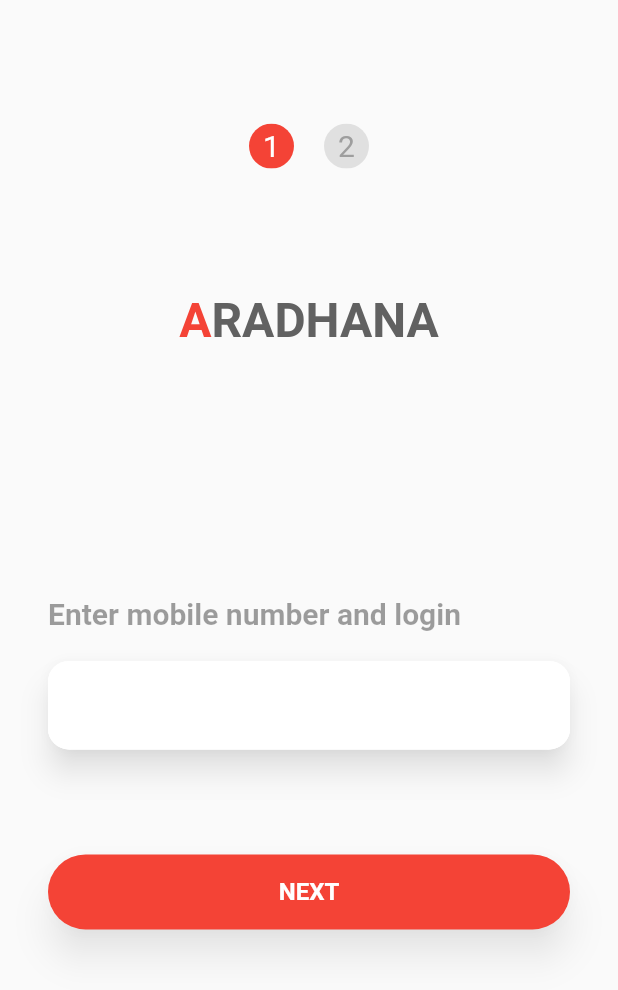
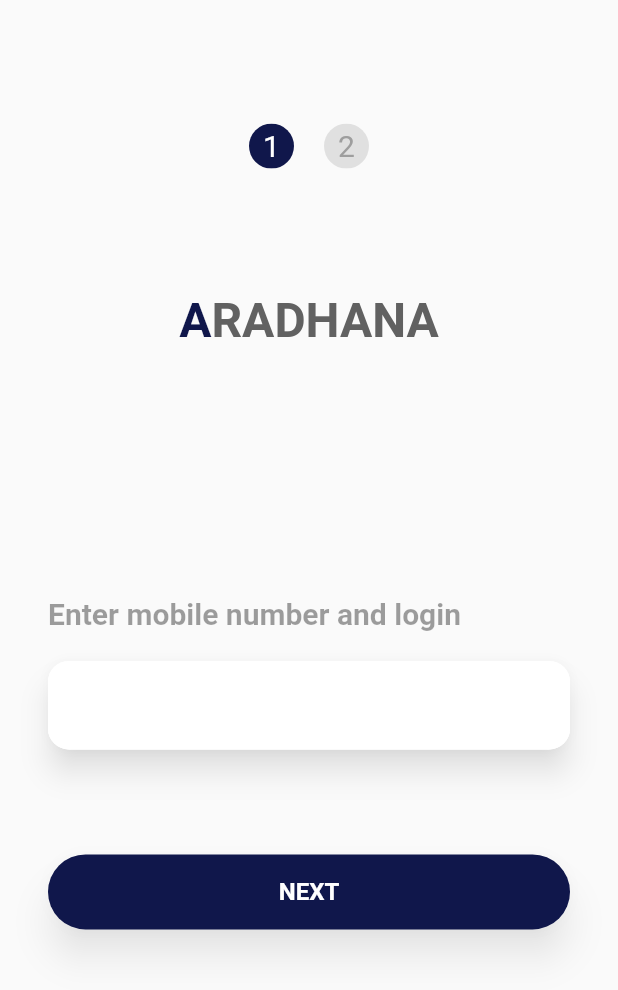
Before and after one commit to mercurystudio99/real_estate, a Flutter app: the screen it shows after launch, on a phone screen of 412 x 824 dp. Shown: the top 990 px of the screen. Run offline on Flutter 3.47's test engine with Material 2 defaults, Android fonts, the phone set to English and light mode, and no system bars; our stand-ins replace bottom_navy_bar, carousel_pro, carousel_slider, flutter_easyloading, flutter_html, font_awesome_flutter and 1 more; Roboto replaces fonts that are missing (Arial).

Commit message:
feature fix

```diff
--- a/lib/main.dart
+++ b/lib/main.dart
@@ -13,7 +13,7 @@ void main() {
     initialRoute: '/',
     theme: ThemeData(
       fontFamily: 'Arial',
-      //primarySwatch: Color(0xff0f385a),
+      // primarySwatch: Color(0xFF10174B),
       inputDecorationTheme: const InputDecorationTheme(
         focusedBorder: OutlineInputBorder(
           borderSide: BorderSide(width: 3, color: AppColor.primary),
--- a/lib/pages/login.dart
+++ b/lib/pages/login.dart
@@ -1,5 +1,6 @@
 import 'package:flutter/material.dart';
 import 'package:real_estate/pages/otp.dart';
+import 'package:real_estate/theme/color.dart';
 
 class LoginPage extends StatefulWidget {
   const LoginPage({Key? key}) : super(key: key);
@@ -28,7 +29,7 @@ class _LoginPageState extends State<LoginPage> {
                 child: Container(
                   width: 30,
                   height: 30,
-                  color: Colors.red,
+                  color: AppColor.primary,
                   child: Center(
                     child: const Text(
                       '1',
@@ -61,7 +62,7 @@ class _LoginPageState extends State<LoginPage> {
               Text(
                 "A",
                 style: TextStyle(
-                  color: Colors.red,
+                  color: AppColor.primary,
                   fontSize: 32,
                   fontWeight: FontWeight.w600,
                 ),
@@ -134,7 +135,7 @@ class _LoginPageState extends State<LoginPage> {
                           MediaQuery.of(context).size.width, //width of button
                       child: ElevatedButton(
                         style: ElevatedButton.styleFrom(
-                            backgroundColor: Colors.red,
+                            backgroundColor: AppColor.primary,
                             elevation: 10, //elevation of button
                             shape: RoundedRectangleBorder(
                                 //to set border radius to button
--- a/lib/theme/color.dart
+++ b/lib/theme/color.dart
@@ -1,7 +1,7 @@
 import 'package:flutter/material.dart';
 
 class AppColor {
-  static const primary = Color.fromRGBO(11, 18, 70, 1.0);
+  static const primary = Color(0xFF10174B);
   static const secondary = Color(0xFF2ecc71);
 
   static const darker = Color(0xFF3E4249);
```
Also changed, not shown: lib/pages/home.dart (+16 -13 lines), lib/pages/otp.dart (+4 -3 lines).
